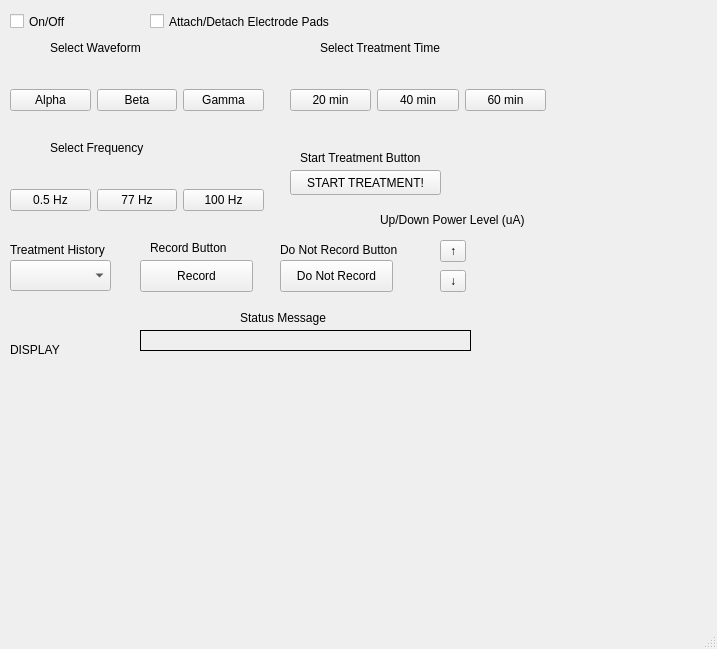
Before: the Qt Designer form mainwindow.ui in j4d3l1/CES, drawn with Qt 5.
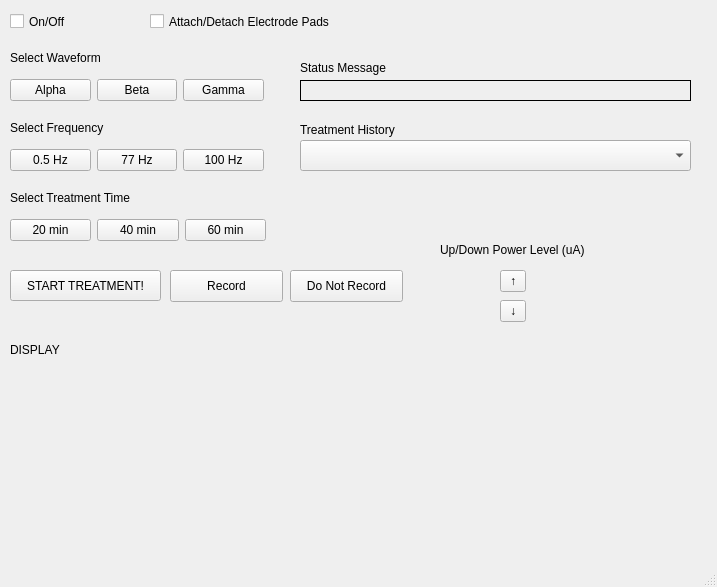
After: the same form once the commit is applied.

```diff
--- a/mainwindow.ui
+++ b/mainwindow.ui
@@ -7,7 +7,7 @@
     <x>0</x>
     <y>0</y>
     <width>717</width>
-    <height>649</height>
+    <height>587</height>
    </rect>
   </property>
   <property name="windowTitle">
@@ -17,8 +17,8 @@
    <widget class="QToolButton" name="powerLevelUpButton">
     <property name="geometry">
      <rect>
-      <x>440</x>
-      <y>240</y>
+      <x>500</x>
+      <y>270</y>
       <width>26</width>
       <height>22</height>
      </rect>
@@ -30,8 +30,8 @@
    <widget class="QToolButton" name="powerLevelDownButton">
     <property name="geometry">
      <rect>
-      <x>440</x>
-      <y>270</y>
+      <x>500</x>
+      <y>300</y>
       <width>26</width>
       <height>22</height>
      </rect>
@@ -43,8 +43,8 @@
    <widget class="QLabel" name="label_5">
     <property name="geometry">
      <rect>
-      <x>380</x>
-      <y>210</y>
+      <x>440</x>
+      <y>240</y>
       <width>171</width>
       <height>20</height>
      </rect>
@@ -56,8 +56,8 @@
    <widget class="QPushButton" name="recordLastTreatmentButton">
     <property name="geometry">
      <rect>
-      <x>140</x>
-      <y>260</y>
+      <x>170</x>
+      <y>270</y>
       <width>113</width>
       <height>32</height>
      </rect>
@@ -66,25 +66,12 @@
      <string>Record</string>
     </property>
    </widget>
-   <widget class="QLabel" name="label_6">
-    <property name="geometry">
-     <rect>
-      <x>150</x>
-      <y>240</y>
-      <width>111</width>
-      <height>16</height>
-     </rect>
-    </property>
-    <property name="text">
-     <string>Record Button</string>
-    </property>
-   </widget>
    <widget class="QLabel" name="label_3">
     <property name="geometry">
      <rect>
-      <x>10</x>
-      <y>240</y>
-      <width>101</width>
+      <x>300</x>
+      <y>120</y>
+      <width>111</width>
       <height>20</height>
      </rect>
     </property>
@@ -95,10 +82,10 @@
    <widget class="QWidget" name="horizontalLayoutWidget">
     <property name="geometry">
      <rect>
-      <x>290</x>
-      <y>60</y>
+      <x>10</x>
+      <y>210</y>
       <width>256</width>
-      <height>80</height>
+      <height>41</height>
      </rect>
     </property>
     <layout class="QHBoxLayout" name="horizontalLayout">
@@ -128,8 +115,8 @@
    <widget class="QLabel" name="label_8">
     <property name="geometry">
      <rect>
-      <x>320</x>
-      <y>40</y>
+      <x>10</x>
+      <y>190</y>
       <width>141</width>
       <height>16</height>
      </rect>
@@ -141,8 +128,8 @@
    <widget class="QLabel" name="label_9">
     <property name="geometry">
      <rect>
-      <x>50</x>
-      <y>40</y>
+      <x>10</x>
+      <y>50</y>
       <width>141</width>
       <height>16</height>
      </rect>
@@ -155,9 +142,9 @@
     <property name="geometry">
      <rect>
       <x>10</x>
-      <y>60</y>
+      <y>70</y>
       <width>254</width>
-      <height>81</height>
+      <height>41</height>
      </rect>
     </property>
     <layout class="QHBoxLayout" name="horizontalLayout_2">
@@ -187,9 +174,9 @@
    <widget class="QComboBox" name="historySelector">
     <property name="geometry">
      <rect>
-      <x>10</x>
-      <y>260</y>
-      <width>101</width>
+      <x>300</x>
+      <y>140</y>
+      <width>391</width>
       <height>31</height>
      </rect>
     </property>
@@ -197,36 +184,23 @@
    <widget class="QPushButton" name="startTreatment">
     <property name="geometry">
      <rect>
-      <x>290</x>
-      <y>170</y>
+      <x>10</x>
+      <y>270</y>
       <width>151</width>
-      <height>25</height>
+      <height>31</height>
      </rect>
     </property>
     <property name="text">
      <string>START TREATMENT!</string>
     </property>
    </widget>
-   <widget class="QLabel" name="label_7">
-    <property name="geometry">
-     <rect>
-      <x>300</x>
-      <y>150</y>
-      <width>141</width>
-      <height>16</height>
-     </rect>
-    </property>
-    <property name="text">
-     <string>Start Treatment Button</string>
-    </property>
-   </widget>
    <widget class="QWidget" name="horizontalLayoutWidget_3">
     <property name="geometry">
      <rect>
       <x>10</x>
       <y>360</y>
       <width>511</width>
-      <height>241</height>
+      <height>181</height>
      </rect>
     </property>
     <layout class="QHBoxLayout" name="displayHolder"/>
@@ -247,8 +221,8 @@
    <widget class="QLabel" name="label_12">
     <property name="geometry">
      <rect>
-      <x>50</x>
-      <y>140</y>
+      <x>10</x>
+      <y>120</y>
       <width>141</width>
       <height>16</height>
      </rect>
@@ -261,9 +235,9 @@
     <property name="geometry">
      <rect>
       <x>10</x>
-      <y>160</y>
+      <y>140</y>
       <width>254</width>
-      <height>81</height>
+      <height>41</height>
      </rect>
     </property>
     <layout class="QHBoxLayout" name="horizontalLayout_3">
@@ -319,8 +293,8 @@
    <widget class="QLabel" name="label">
     <property name="geometry">
      <rect>
-      <x>240</x>
-      <y>310</y>
+      <x>300</x>
+      <y>60</y>
       <width>111</width>
       <height>16</height>
      </rect>
@@ -332,9 +306,9 @@
    <widget class="QLabel" name="statusMessage">
     <property name="geometry">
      <rect>
-      <x>140</x>
-      <y>330</y>
-      <width>331</width>
+      <x>300</x>
+      <y>80</y>
+      <width>391</width>
       <height>21</height>
      </rect>
     </property>
@@ -351,8 +325,8 @@
    <widget class="QPushButton" name="recordLastTreatmentButton_2">
     <property name="geometry">
      <rect>
-      <x>280</x>
-      <y>260</y>
+      <x>290</x>
+      <y>270</y>
       <width>113</width>
       <height>32</height>
      </rect>
@@ -361,19 +335,6 @@
      <string>Do Not Record</string>
     </property>
    </widget>
-   <widget class="QLabel" name="label_10">
-    <property name="geometry">
-     <rect>
-      <x>280</x>
-      <y>240</y>
-      <width>141</width>
-      <height>20</height>
-     </rect>
-    </property>
-    <property name="text">
-     <string>Do Not Record Button</string>
-    </property>
-   </widget>
   </widget>
   <widget class="QMenuBar" name="menubar">
    <property name="geometry">
```
Left out of the diff: 6 changed lines with no effect on the pictures.
